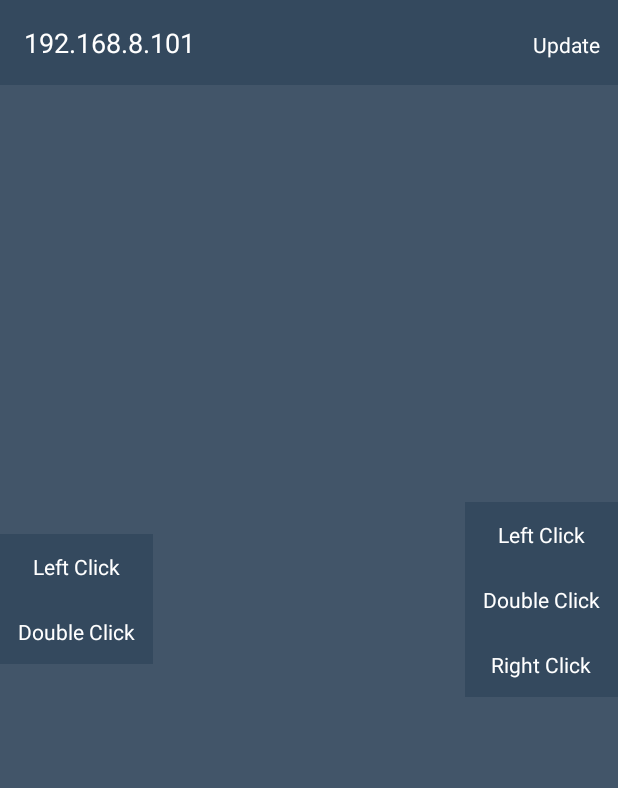
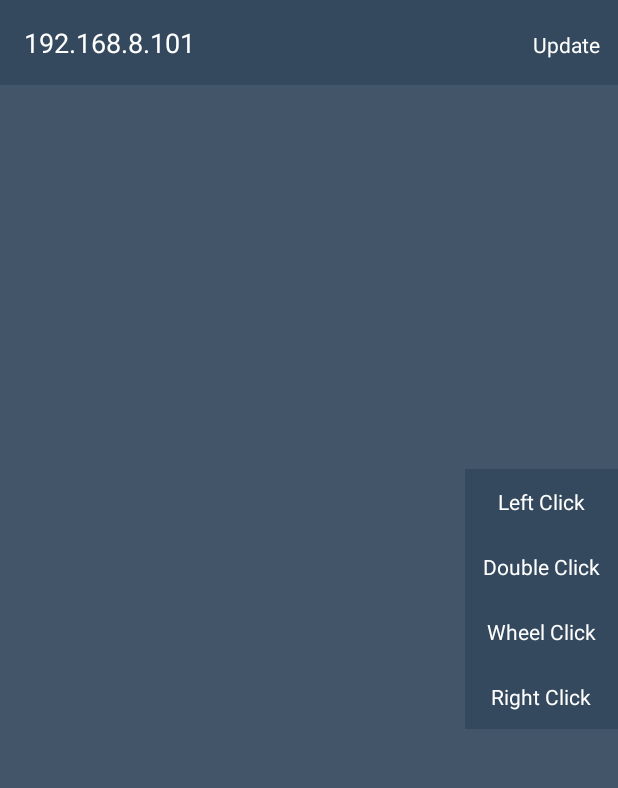
Before and after one commit to mattsilber/gome, an Android app: the screen it shows after launch (MainActivity), on a phone screen of 412 x 824 dp, the part 75-863 px from its top. Run offline under Robolectric (Android 15) with nearby library versions, the phone set to English and light mode, and no system bars; libraries missing offline, so code that uses them is left out: com.guardanis.imageloader; plain views replace EditText, TextView.

Commit message:
Fixed the shift bug and added wheel click

```diff
--- a/gome-android-client/src/main/java/com/guardanis/gome/MainActivity.java
+++ b/gome-android-client/src/main/java/com/guardanis/gome/MainActivity.java
@@ -75,6 +75,10 @@ public class MainActivity extends BaseActivity implements Callback<Command> {
         findViewById(R.id.main__mouse_action_left_double_click)
                 .setOnClickListener(v ->
                         onCalled(new MouseClickCommand("left_double_click")));
+
+        findViewById(R.id.main__mouse_action_wheel_click)
+                .setOnClickListener(v ->
+                        onCalled(new MouseClickCommand("wheel_click")));
 
         findViewById(R.id.main__mouse_action_right_click)
                 .setOnClickListener(v ->
--- a/gome-android-client/src/main/res/layout/activity_main.xml
+++ b/gome-android-client/src/main/res/layout/activity_main.xml
@@ -58,16 +58,17 @@
         android:layout_alignParentLeft="true"
         android:layout_centerVertical="true"
         android:orientation="vertical"
-        android:paddingTop="75dip">
+        android:paddingTop="75dip"
+        android:visibility="gone">
 
         <TextView
             android:id="@+id/main__mouse_action_drag_start"
-            android:text="@string/mouse__action_left_single_click"
+            android:text="@string/mouse__action_drag_start"
             style="@style/main__action_item"/>
 
         <TextView
             android:id="@+id/main__mouse_action_drag_stop"
-            android:text="@string/mouse__action_left_double_click"
+            android:text="@string/mouse__action_drag_stop"
             style="@style/main__action_item"/>
 
     </LinearLayout>
@@ -91,6 +92,11 @@
             style="@style/main__action_item"/>
 
         <TextView
+            android:id="@+id/main__mouse_action_wheel_click"
+            android:text="@string/mouse__action_wheel_click"
+            style="@style/main__action_item"/>
+
+        <TextView
             android:id="@+id/main__mouse_action_right_click"
             android:text="@string/mouse__action_right_click"
             style="@style/main__action_item"/>
--- a/gome-android-client/src/main/res/values/strings.xml
+++ b/gome-android-client/src/main/res/values/strings.xml
@@ -13,6 +13,8 @@
     <string name="mouse__action_left_single_click">Left Click</string>
     <string name="mouse__action_left_double_click">Double Click</string>
 
+    <string name="mouse__action_wheel_click">Wheel Click</string>
+
     <string name="mouse__action_drag_start">Drag Start</string>
     <string name="mouse__action_drag_stop">Drag Stop</string>
 
--- a/gome-server/src/main/java/com/guardanis/ClientHelper.java
+++ b/gome-server/src/main/java/com/guardanis/ClientHelper.java
@@ -74,7 +74,7 @@ public class ClientHelper extends Thread {
 	}
 
 	private void process(String data) throws Exception {
-		Logger.info("Data received: " + data);
+//		Logger.info("Data received: " + data);
 
 		int delimiter = data.indexOf(":");
 
```
Also changed, not shown: gome-server/src/main/java/com/guardanis/commands/MouseCommandController.java (+7 -5 lines).
